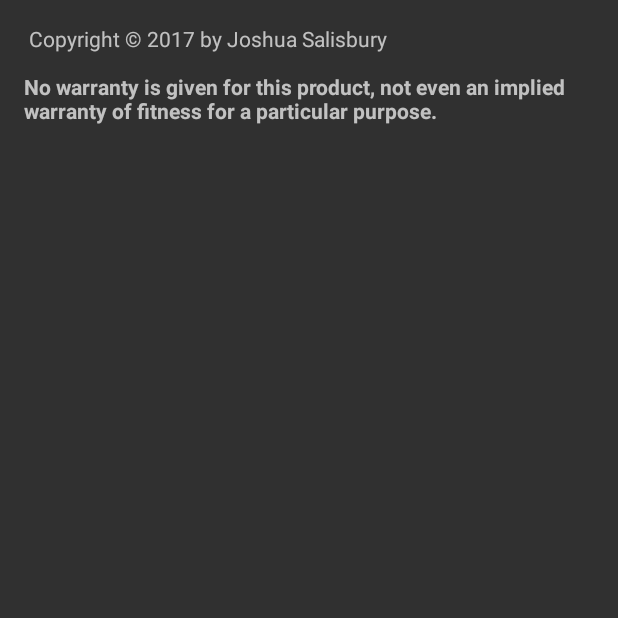
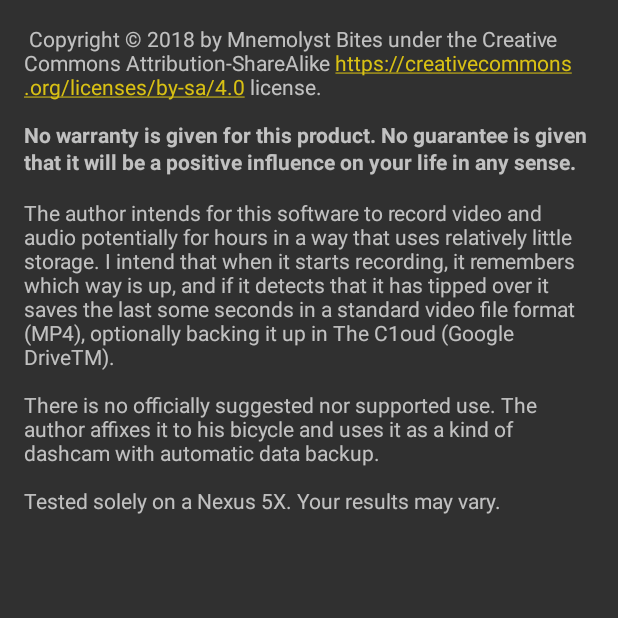
Before and after one commit to mnemolyst/flight-recorder, an Android app: the AboutActivity screen opened directly, with no data from a screen before it, on a phone screen of 412 x 824 dp, the top half of it. Run offline under Robolectric (Android 15) with nearby library versions, the phone set to English and light mode, and no system bars.

Commit message:
copyright and disclaimer v1; tipover callback logic tweak; fixed 3sec tipover delay bug

```diff
--- a/app/src/main/java/com/mnemolyst/flightRecorder/AboutActivity.java
+++ b/app/src/main/java/com/mnemolyst/flightRecorder/AboutActivity.java
@@ -1,13 +1,24 @@
 package com.mnemolyst.flightRecorder;
 
+import android.content.Context;
 import android.support.v7.app.AppCompatActivity;
 import android.os.Bundle;
+import android.text.method.LinkMovementMethod;
+import android.view.LayoutInflater;
+import android.view.View;
+import android.widget.TextView;
 
 public class AboutActivity extends AppCompatActivity {
 
     @Override
     protected void onCreate(Bundle savedInstanceState) {
         super.onCreate(savedInstanceState);
+
+        /*LayoutInflater layoutInflater = (LayoutInflater) getSystemService(Context.LAYOUT_INFLATER_SERVICE);
+        View view = layoutInflater.inflate(R.layout.activity_about, null);
+        TextView textView = (TextView) view.findViewById(R.id.about_text);
+        textView.setMovementMethod(LinkMovementMethod.getInstance());*/
+
         setContentView(R.layout.activity_about);
     }
 }
--- a/app/src/main/java/com/mnemolyst/flightRecorder/PreferenceActivity.java
+++ b/app/src/main/java/com/mnemolyst/flightRecorder/PreferenceActivity.java
@@ -21,7 +21,7 @@ import android.support.v4.app.ActivityCompat;
 import android.support.v7.app.ActionBar;
 import android.support.v7.app.AppCompatActivity;
 import android.support.v7.widget.Toolbar;
-import android.util.Log;
+//import android.util.Log;
 
 import com.google.android.gms.common.ConnectionResult;
 import com.google.android.gms.common.GoogleApiAvailability;
@@ -180,7 +180,7 @@ public class PreferenceActivity extends AppCompatActivity implements GoogleApiCl
         prefDefault = resources.getString(R.string.pref_tipover_threshold_default);
         RecordService.setTipoverThreshold(sharedPreferences.getString(KEY_PREF_TIPOVER_THRESHOLD, prefDefault), prefOpt1, prefOpt2, prefOpt3);
 
-        RecordService.setTipoverTimeout(Integer.valueOf(sharedPreferences.getString(KEY_PREF_TIPOVER_TIMEOUT, "0")));
+        RecordService.setTipoverTimeout(Long.valueOf(sharedPreferences.getString(KEY_PREF_TIPOVER_TIMEOUT, "0")));
 
         RecordService.setSaveLocation(sharedPreferences.getBoolean(KEY_PREF_LOCATION, false));
     }
--- a/app/src/main/res/layout/activity_about.xml
+++ b/app/src/main/res/layout/activity_about.xml
@@ -7,12 +7,14 @@
     tools:context="com.mnemolyst.flightRecorder.AboutActivity">
 
     <TextView
-        android:id="@+id/textView"
-        android:layout_width="wrap_content"
-        android:layout_height="wrap_content"
+        android:id="@+id/about_text"
+        android:layout_width="match_parent"
+        android:layout_height="match_parent"
         android:layout_marginStart="16dp"
+        android:layout_marginEnd="16dp"
         android:layout_marginTop="16dp"
         android:text="@string/about_text"
         app:layout_constraintLeft_toLeftOf="parent"
-        app:layout_constraintTop_toTopOf="parent" />
+        app:layout_constraintTop_toTopOf="parent"
+        android:autoLink="web" />
 </android.support.constraint.ConstraintLayout>
--- a/app/src/main/res/values/strings.xml
+++ b/app/src/main/res/values/strings.xml
@@ -107,7 +107,7 @@
     <!-- Strings related to the about screen -->
 
     <string name="about_text">
-        Copyright &#x00A9; 2017 by Joshua Salisbury\n\n<b>No warranty is given for this product, not even an implied warranty of fitness for a particular purpose.</b>
+        Copyright &#x00A9; 2018 by Mnemolyst Bites under the Creative Commons Attribution-ShareAlike https://creativecommons.org/licenses/by-sa/4.0 license.\n\n<b>No warranty is given for this product. No guarantee is given that it will be a positive influence on your life in any sense.</b>\n\nThe author intends for this software to record video and audio potentially for hours in a way that uses relatively little storage. I intend that when it starts recording, it remembers which way is up, and if it detects that it has tipped over it saves the last some seconds in a standard video file format (MP4), optionally backing it up in The C1oud (Google Drive<sup style="font-size:75%">TM</sup>).\n\nThere is no officially suggested nor supported use. The author affixes it to his bicycle and uses it as a kind of dashcam with automatic data backup.\n\nTested solely on a Nexus 5X. Your results may vary.
     </string>
 
     <!-- Snackbar strings -->
```
Also changed, not shown: app/src/main/java/com/mnemolyst/flightRecorder/MainActivity.java (+7 -4 lines), app/src/main/java/com/mnemolyst/flightRecorder/RecordService.java (+28 -18 lines), 1 other file.
